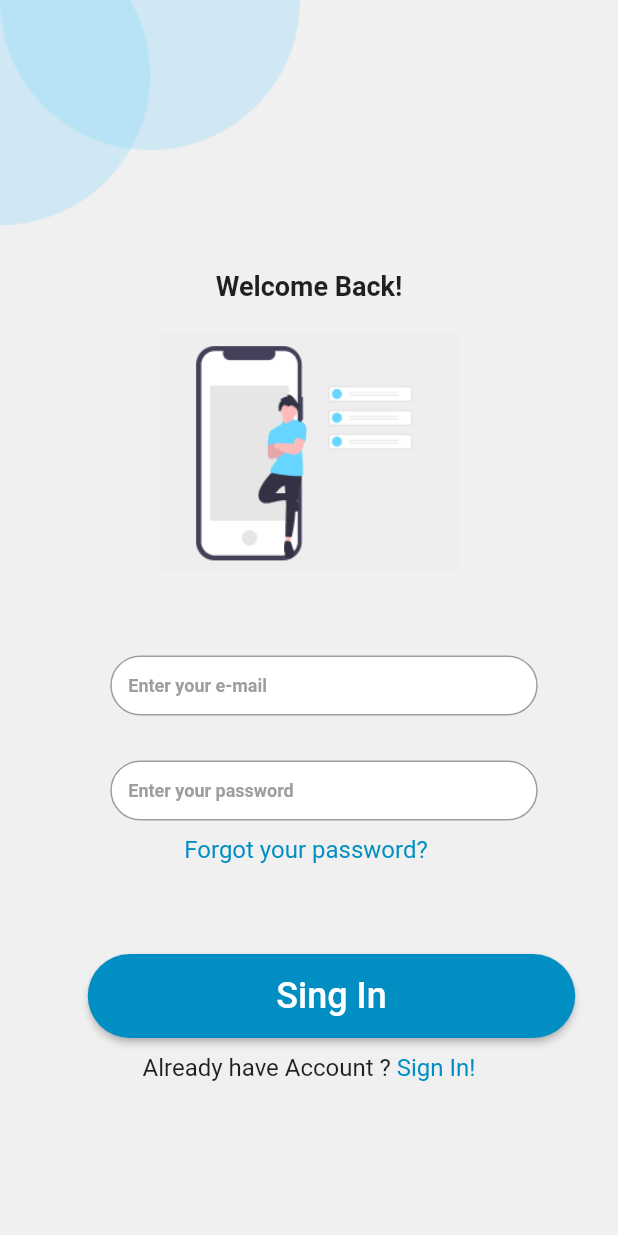
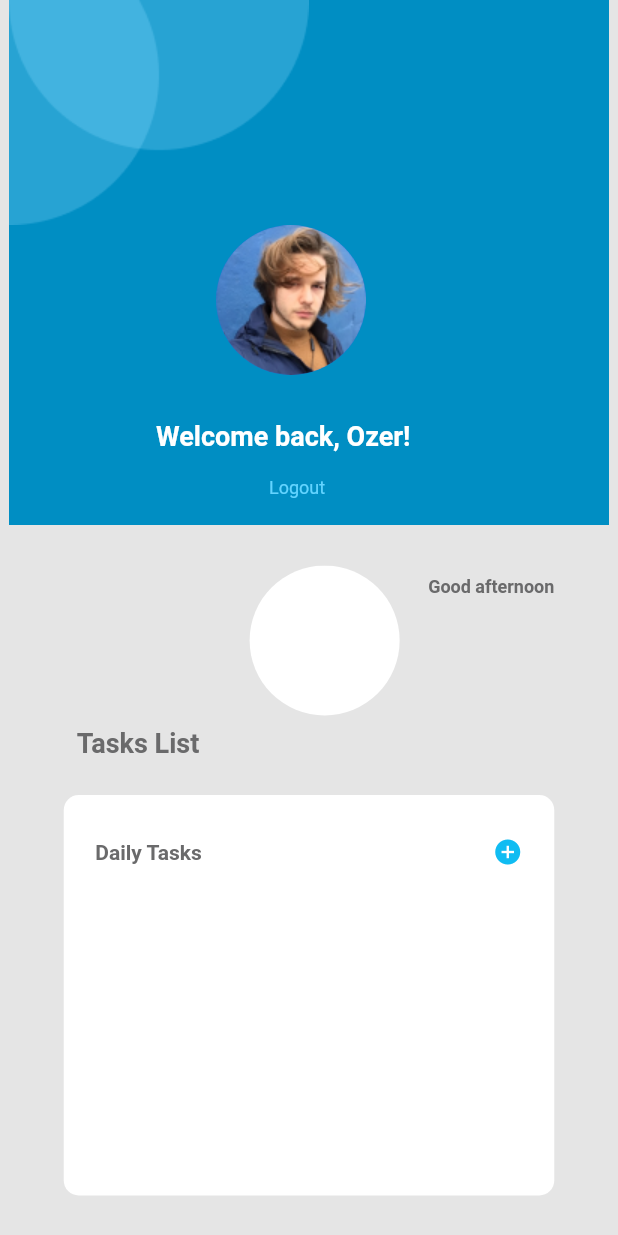
Before and after one commit to DartCodeschool/daily_tasks_app, a Flutter app: the SingInPage screen opened by its route, after a tap on "Sing In", on a phone screen of 412 x 824 dp. Run offline on Flutter 3.47's test engine with Material 2 defaults, Android fonts, the phone set to English and light mode, and no system bars; our stand-ins replace flutter_svg.

Commit message:
Daily Tasks oxiriga yetmadi

```diff
--- /dev/null
+++ b/lib/Pages/daily_task.dart
@@ -0,0 +1,140 @@
+
+import 'package:flutter/material.dart';
+import 'package:flutter_svg/flutter_svg.dart';
+
+class DailyTask extends StatefulWidget {
+  const DailyTask({super.key});
+
+  @override
+  State<DailyTask> createState() => _DailyTaskState();
+}
+
+class _DailyTaskState extends State<DailyTask> {
+  @override
+  Widget build(BuildContext context) {
+    return SafeArea(
+      child: Scaffold(
+        backgroundColor: Color(0xFFE5E5E5),
+        body: ListView(
+          children: [
+            Column(
+            children: [
+              Container(
+                height: 350,
+                width: 400,
+                color: Color.fromARGB(255, 0, 142, 195),
+                child: Column(
+                  crossAxisAlignment: CrossAxisAlignment.start,
+                  children: [
+                    Image.asset('assents/shape.png'),
+                    const Padding(
+                      padding: EdgeInsets.only(left: 138, bottom: 30),
+                      child: CircleAvatar(
+                        backgroundImage: AssetImage('assents/indir.png'),
+                        radius: 50,
+                      ),
+                    ),
+                    const Padding(
+                      padding: EdgeInsets.only(left: 98),
+                      child: Text('Welcome back, Ozer!', style: TextStyle(fontSize: 18, fontWeight: FontWeight.w700, color: Color(0xFFFFFFFF)),),
+                    ),
+                    Padding(
+                      padding: const EdgeInsets.only(left: 160),
+                      child: TextButton(
+                        onPressed: (){
+                          Navigator.pushNamed(context, 'singUp_page');
+                        },
+                        child: const Text('Logout', style: TextStyle(fontSize: 12, fontWeight: FontWeight.w400, color: Color(0xFF63D4FF)),),
+                      ),
+                    ),
+                  ],
+                ),
+              ),
+              Padding(
+                padding: const EdgeInsets.only(left: 120, top: 27),
+                child: Row(
+                  mainAxisAlignment: MainAxisAlignment.center,
+                  children: [
+                    SvgPicture.asset('assents/Ellipse.svg'),
+                    const SizedBox(width: 15,),
+                    const Padding(
+                      padding: EdgeInsets.only(bottom: 80),
+                      child: Text('Good afternoon', style: TextStyle(fontSize: 12, fontWeight: FontWeight.w700, color: Color(0xFF6A6A6B)),),
+                    ),
+                  ],
+                ),
+              ),
+              const Padding(
+                padding: const EdgeInsets.only(left: 22, right: 250),
+                child: Text('Tasks List', style: TextStyle(fontSize: 18, fontWeight: FontWeight.w700, color: Color(0xFF6A6A6B))),
+              ),
+              Padding(
+                padding: const EdgeInsets.only(top: 24),
+                child: Container(
+                  height: 267,
+                  width: 327,
+                  decoration: BoxDecoration(
+                    color: Color(0xFFFFFFFF),
+                    borderRadius: BorderRadius.circular(10),
+                  ),
+                  child: const Column(
+                    children: [
+                      Padding(
+                        padding: EdgeInsets.only(left: 21, top: 28, right: 21),
+                        child: Row(
+                          mainAxisAlignment: MainAxisAlignment.spaceBetween,
+                          children: [
+                            Text('Daily Tasks', style: TextStyle(fontSize: 14, fontWeight: FontWeight.w700, color: Color(0xFF6A6A6B)),),
+                            Icon(
+                              Icons.add_circle,
+                              size: 20,
+                              color: Color.fromARGB(255, 16, 188, 242),
+                            ),
+                          ],
+                        ),
+                      ),
+                    ],
+                  ),
+                ),
+              ),
+            ],
+          ),
+         ],
+        ),
+      ),
+    );
+  }
+}
+
+// class ListTasks extends StatefulWidget {
+//   final String matn;
+
+//   const ListTasks({
+//     super.key,
+//     required this.matn,
+//     });
+
+//   @override
+//   State<ListTasks> createState() => _ListTasksState();
+// }
+
+// class _ListTasksState extends State<ListTasks> {
+//   bool chek = false;
+
+//   @override
+//   Widget build(BuildContext context) {
+//     return Row(
+//       children: [
+//         Checkbox(
+//           value: chek,
+//           onChanged: (value1) {
+//             setState(() {
+//               value1 != chek;
+//             });
+//          },
+//         ),
+//         Text('matn', style: TextStyle(fontSize: 14, fontWeight: FontWeight.w400, color: Color(0xFF848484)),)
+//       ],
+//     );
+//   }
+// }
--- a/lib/Pages/sing_in_page.dart
+++ b/lib/Pages/sing_in_page.dart
@@ -14,7 +14,9 @@ class _SingInPageState extends State<SingInPage> {
     return SafeArea(
       child: Scaffold(
         backgroundColor: const Color(0xFFF0F0F0),
-        body: Column(
+        body: ListView(
+          children: [
+            Column(
             crossAxisAlignment: CrossAxisAlignment.center,
             children: [
               Row(
@@ -31,12 +33,17 @@ class _SingInPageState extends State<SingInPage> {
               const SizedBox(height: 30),
               const Rectangle(txt: 'Enter your password'),
               const SizedBox(height: 10),
-            const Text('Forgot your password? ', style: TextStyle(fontSize: 16, fontWeight: FontWeight.w400, color: Color(0xFF008EC3))),
+              TextButton(
+                onPressed: (){
+                  Navigator.pushNamed(context, 'forget_password');
+                },
+                child: Text('Forgot your password? ', style: TextStyle(fontSize: 16, fontWeight: FontWeight.w400, color: Color(0xFF008EC3))),
+              ),
               Padding(
-              padding: const EdgeInsets.only(left: 30, top: 60),
+                padding: const EdgeInsets.only(left: 8, top: 50),
                 child: ElevatedButton(
                   onPressed: () {
-                  Navigator.pushNamed(context, 'singIn_page');
+                    Navigator.pushNamed(context, 'daily_tasks');
                   },
                   style: const ButtonStyle(
                     minimumSize: MaterialStatePropertyAll(Size(325, 56)),
@@ -60,6 +67,8 @@ class _SingInPageState extends State<SingInPage> {
               )
             ],
           ),
+         ],
+        ),
       ),
     );
   }
@@ -76,7 +85,7 @@ class Rectangle extends StatelessWidget {
   @override
   Widget build(BuildContext context) {
     return Container(
-      margin: const EdgeInsets.only(left: 20),
+      margin: const EdgeInsets.only(left: 15),
       width: 285,
       height: 40,
       decoration: BoxDecoration(color: Colors.white, borderRadius: BorderRadius.all(Radius.circular(52))),
--- a/lib/main.dart
+++ b/lib/main.dart
@@ -1,3 +1,4 @@
+import 'package:daily_tasks_app/Pages/daily_task.dart';
 import 'package:flutter/material.dart';
 import 'Pages/get_started_page.dart';
 import 'Pages/sing_up_page.dart';
@@ -21,6 +22,9 @@ void main() {
         },
         'forget_password':(context) {
           return const ForgetPassword();
+        },
+        'daily_tasks':(context) {
+          return const DailyTask();
         }
       },
     ),
--- a/pubspec.yaml
+++ b/pubspec.yaml
@@ -35,6 +35,7 @@ dependencies:
   # The following adds the Cupertino Icons font to your application.
   # Use with the CupertinoIcons class for iOS style icons.
   cupertino_icons: ^1.0.2
+  flutter_svg: ^2.0.7
 
 dev_dependencies:
   flutter_test:
```
Also changed, not shown: lib/Pages/forget_password_page.dart (+58 -5 lines), lib/Pages/get_started_page.dart (+4 -4 lines), lib/Pages/sing_up_page.dart (+8 -4 lines), assents/Ellipse.svg (added), assents/forget.png (added), assents/indir.png (added), pubspec.lock. Lines whose indentation alone changed are shown as unchanged.
